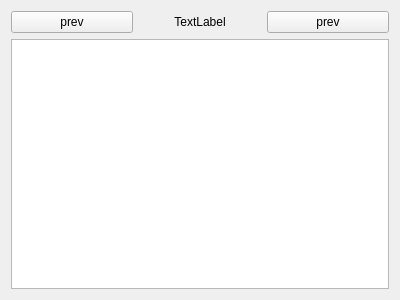
mariosgn/nunc, file mainwindow.ui: the form before one commit.
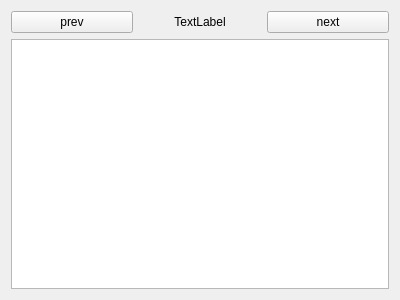
The form after the commit.

```diff
--- a/mainwindow.ui
+++ b/mainwindow.ui
@@ -37,7 +37,7 @@
       <item>
        <widget class="QPushButton" name="pushButton_2">
         <property name="text">
-         <string>prev</string>
+         <string>next</string>
         </property>
        </widget>
       </item>
```
